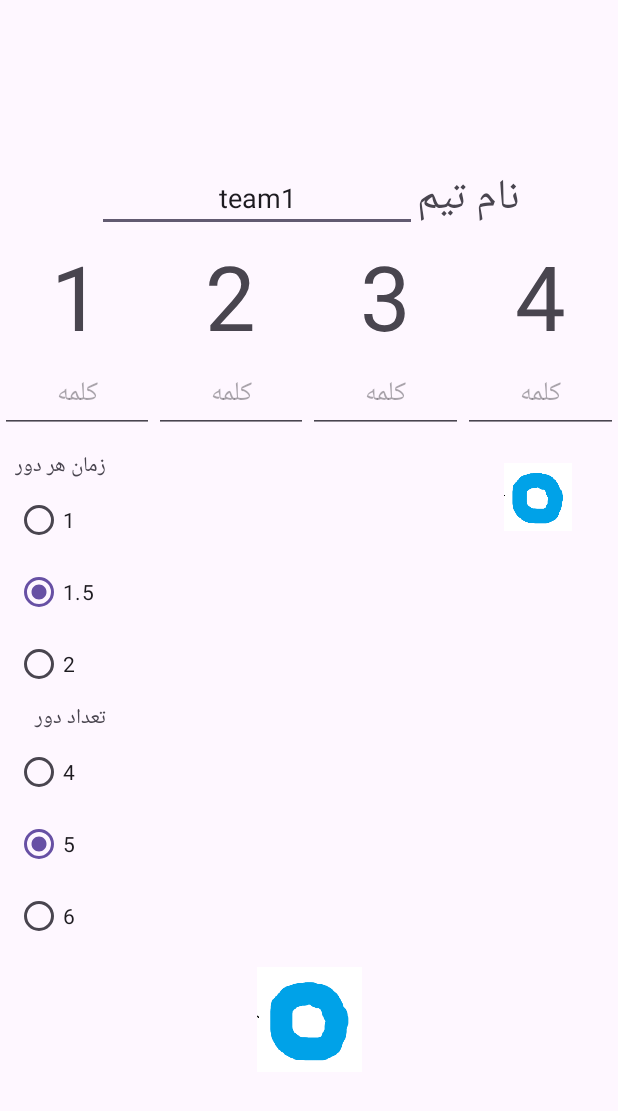
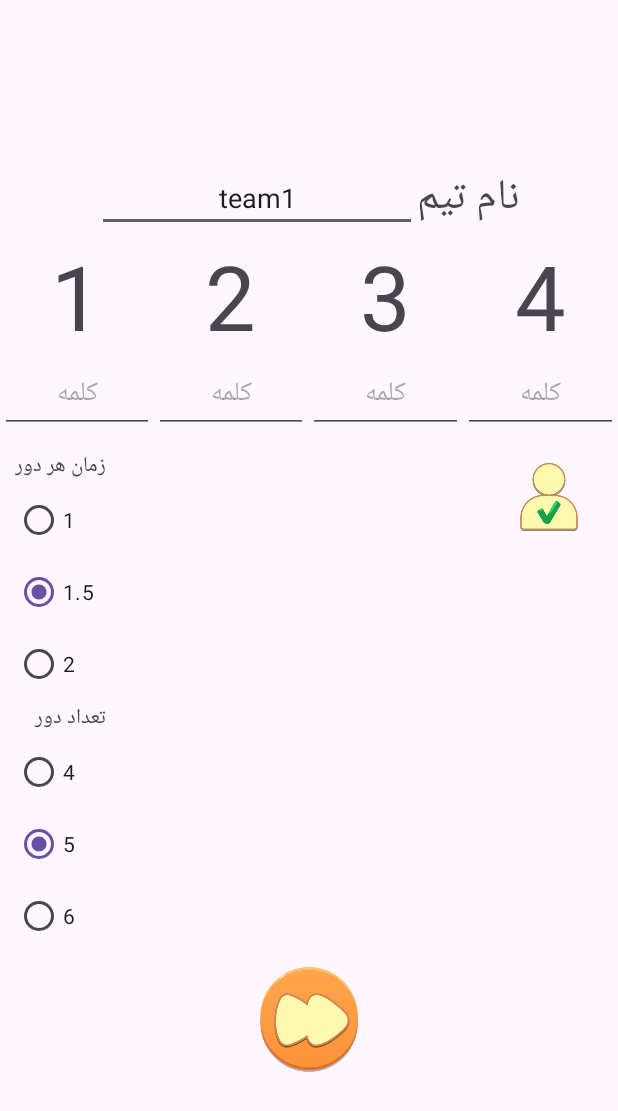
Before and after one commit to sharifwork/mini-games, an Android app: the PreGameActivity screen opened directly, with no data from a screen before it, after a tap on an icon or button, on a phone screen of 412 x 824 dp. Shown: the top 1111 px of the screen. Run offline under Robolectric (Android 15) with nearby library versions, the phone set to English and light mode, and no system bars.

Commit message:
new asset added to pregame

```diff
--- a/app/src/main/java/com/example/myapplication/utlls/AdderPlayer.java
+++ b/app/src/main/java/com/example/myapplication/utlls/AdderPlayer.java
@@ -55,19 +55,26 @@ public class AdderPlayer {
         this.playerName = playerName;
     }
 
-    public void add(){
+    public void addAction(){
         isAddState = false;
         imageView.setImageResource(ImagesResource.REMOVE.getImg());
          number.setVisibility(View.VISIBLE);
          playerName.setVisibility(View.VISIBLE);
     }
 
-    public void remove(){
+    public void removeAction(){
         isAddState = true;
         imageView.setImageResource(ImagesResource.ADD.getImg());
         number.setVisibility(View.INVISIBLE);
         playerName.setVisibility(View.INVISIBLE);
         playerName.setText("");
+    }
+
+    public static boolean checkPreviousTextFieldNoEmpty(int end){
+        for (int i = 0; i <= end; i++) {
+            if(adderPlayers.get(i).playerName.getText().toString().equals("")) return false;
+        }
+        return true;
     }
 
     public static AdderPlayer getAdderPlayerByImageView(View imageView){
--- a/app/src/main/java/com/example/myapplication/view/ImagesResource.java
+++ b/app/src/main/java/com/example/myapplication/view/ImagesResource.java
@@ -5,8 +5,9 @@ import androidx.annotation.DrawableRes;
 import com.example.myapplication.R;
 
 public enum ImagesResource {
-    REMOVE(R.drawable.x)
-    ,ADD(R.drawable.o);
+    REMOVE(R.drawable.remove)
+    ,ADD(R.drawable.add)
+    ,RUN(R.drawable.run);
 
 
     @DrawableRes private int img ;
--- a/app/src/main/java/com/example/myapplication/view/PreGameActivity.java
+++ b/app/src/main/java/com/example/myapplication/view/PreGameActivity.java
@@ -4,6 +4,7 @@ import android.content.Intent;
 import android.os.Bundle;
 import android.view.View;
 import android.widget.EditText;
+import android.widget.ImageView;
 import android.widget.Toast;
 
 import androidx.activity.EdgeToEdge;
@@ -111,6 +112,7 @@ public class PreGameActivity extends AppCompatActivity {
             controller.changeTurn();
             endIndexAddPlayers = 0;
             clearParameters();
+            ((ImageView)view).setImageResource(ImagesResource.RUN.getImg());
         }
         else{
             Intent intent = new Intent(PreGameActivity.this, GameActivity.class);
@@ -168,8 +170,12 @@ public class PreGameActivity extends AppCompatActivity {
         if(adderPlayer.equals(null)) return;
 
         if(adderPlayer.isAddState()){
+            if(!AdderPlayer.checkPreviousTextFieldNoEmpty(endIndexAddPlayers)){
+                Toast.makeText(this, "player name is empty", Toast.LENGTH_SHORT).show();
+                return;
+            }
             endIndexAddPlayers = addPlayersList.indexOf(adderPlayer);
-            adderPlayer.add();
+            adderPlayer.addAction();
             if(endIndexAddPlayers != addPlayersList.size()-1){
                 addPlayersList.get(endIndexAddPlayers +1).setAddState(true);
                 addPlayersList.get(endIndexAddPlayers +1).getImageView().setImageResource(ImagesResource.ADD.getImg());
@@ -183,7 +189,7 @@ public class PreGameActivity extends AppCompatActivity {
             for (int i = indexAdderPlayer+1 ; i < addPlayersList.size(); i++) {
                 (addPlayersList.get(i-1).getPlayerName()).setText((addPlayersList.get(i).getPlayerName()).getText());
             }
-            addPlayersList.get(endIndexAddPlayers).remove();
+            addPlayersList.get(endIndexAddPlayers).removeAction();
             if(endIndexAddPlayers<addPlayersList.size()-1){
                 addPlayersList.get(endIndexAddPlayers+1).getImageView().setVisibility(View.INVISIBLE);
             }
--- a/app/src/main/res/layout/activity_main.xml
+++ b/app/src/main/res/layout/activity_main.xml
@@ -5,28 +5,29 @@
     android:id="@+id/main"
     android:layout_width="match_parent"
     android:layout_height="match_parent"
-    android:background="#FFEB3B"
+    android:background="@drawable/wood_bg"
     tools:context=".view.MainActivity">
 
 
     <ImageView
         android:id="@+id/imageView"
-        android:layout_width="184dp"
-        android:layout_height="176dp"
+        android:layout_width="180dp"
+        android:layout_height="180dp"
         android:onClick="clickButtonStartGame"
         app:layout_constraintBottom_toBottomOf="parent"
         app:layout_constraintEnd_toEndOf="parent"
         app:layout_constraintStart_toStartOf="parent"
         app:layout_constraintTop_toTopOf="parent"
-        app:srcCompat="@drawable/o" />
+        app:srcCompat="@drawable/game" />
 
     <ImageView
         android:id="@+id/imageView9"
-        android:layout_width="178dp"
-        android:layout_height="180dp"
+        android:layout_width="150dp"
+        android:layout_height="150dp"
+        android:layout_margin="50sp"
         android:onClick="clickButtonHistoryGame"
         app:layout_constraintEnd_toEndOf="@+id/imageView"
         app:layout_constraintStart_toStartOf="@+id/imageView"
         app:layout_constraintTop_toBottomOf="@+id/imageView"
-        app:srcCompat="@drawable/x" />
+        app:srcCompat="@drawable/cup" />
 </androidx.constraintlayout.widget.ConstraintLayout>
--- a/app/src/main/res/layout/activity_pre_game.xml
+++ b/app/src/main/res/layout/activity_pre_game.xml
@@ -3,7 +3,7 @@
     xmlns:app="http://schemas.android.com/apk/res-auto"
     xmlns:tools="http://schemas.android.com/tools"
     android:id="@+id/pregame"
-    android:layout_width="match_parent"
+    android:layout_width="wrap_content"
     android:layout_height="match_parent"
     tools:context=".view.PreGameActivity">
 
@@ -273,28 +273,30 @@
 
                     <EditText
                         android:id="@+id/player1"
-                        android:layout_width="wrap_content"
-                        android:layout_height="wrap_content"
+                        android:layout_width="150sp"
+                        android:layout_height="45sp"
                         android:layout_weight="1"
+                        android:background="@drawable/field_text"
                         android:ems="10"
                         android:hint="player name"
-                        android:inputType="text" />
+                        android:textAlignment="center" />
 
                     <TextView
                         android:id="@+id/num1"
-                        android:layout_width="wrap_content"
-                        android:layout_height="wrap_content"
+                        android:layout_width="5sp"
+                        android:layout_height="match_parent"
                         android:layout_weight="1"
+                        android:gravity="center"
                         android:text="1"
                         android:textSize="28sp" />
 
                     <ImageView
                         android:id="@+id/addPlayer1"
-                        android:layout_width="70sp"
+                        android:layout_width="10sp"
                         android:layout_height="match_parent"
                         android:layout_weight="1"
                         android:onClick="clickAdderPlayer"
-                        app:srcCompat="@drawable/x"/>
+                        app:srcCompat="@drawable/remove" />
 
                 </LinearLayout>
 
@@ -305,30 +307,32 @@
 
                     <EditText
                         android:id="@+id/player2"
-                        android:layout_width="wrap_content"
-                        android:layout_height="wrap_content"
+                        android:layout_width="163dp"
+                        android:layout_height="50sp"
                         android:layout_weight="1"
+                        android:background="@drawable/field_text"
                         android:ems="10"
                         android:hint="player name"
-                        android:inputType="text"
+                        android:textAlignment="center"
                         android:visibility="invisible" />
 
                     <TextView
                         android:id="@+id/num2"
                         android:layout_width="wrap_content"
-                        android:layout_height="wrap_content"
+                        android:layout_height="match_parent"
                         android:layout_weight="1"
+                        android:gravity="center"
                         android:text="2"
                         android:textSize="28sp"
                         android:visibility="invisible" />
 
                     <ImageView
                         android:id="@+id/addPlayer2"
-                        android:layout_width="70sp"
+                        android:layout_width="20sp"
                         android:layout_height="match_parent"
                         android:layout_weight="1"
                         android:onClick="clickAdderPlayer"
-                        app:srcCompat="@drawable/o" />
+                        app:srcCompat="@drawable/add" />
 
                 </LinearLayout>
 
@@ -339,30 +343,33 @@
 
                     <EditText
                         android:id="@+id/player3"
-                        android:layout_width="wrap_content"
-                        android:layout_height="wrap_content"
+                        android:layout_width="435dp"
+                        android:layout_height="50sp"
                         android:layout_weight="1"
+                        android:background="@drawable/field_text"
                         android:ems="10"
                         android:hint="player name"
+                        android:textAlignment="center"
                         android:visibility="invisible" />
 
                     <TextView
                         android:id="@+id/num3"
-                        android:layout_width="wrap_content"
-                        android:layout_height="wrap_content"
+                        android:layout_width="match_parent"
+                        android:layout_height="match_parent"
                         android:layout_weight="1"
+                        android:gravity="center"
                         android:text="3"
                         android:textSize="28sp"
                         android:visibility="invisible" />
 
                     <ImageView
                         android:id="@+id/addPlayer3"
-                        android:layout_width="70sp"
+                        android:layout_width="match_parent"
                         android:layout_height="match_parent"
                         android:layout_weight="1"
                         android:onClick="clickAdderPlayer"
                         android:visibility="invisible"
-                        app:srcCompat="@drawable/o" />
+                        app:srcCompat="@drawable/add" />
 
                 </LinearLayout>
 
@@ -373,31 +380,33 @@
 
                     <EditText
                         android:id="@+id/player4"
-                        android:layout_width="wrap_content"
-                        android:layout_height="wrap_content"
+                        android:layout_width="215dp"
+                        android:layout_height="50sp"
                         android:layout_weight="1"
+                        android:background="@drawable/field_text"
                         android:ems="10"
                         android:hint="player name"
-                        android:inputType="text"
+                        android:textAlignment="center"
                         android:visibility="invisible" />
 
                     <TextView
                         android:id="@+id/num4"
-                        android:layout_width="wrap_content"
-                        android:layout_height="wrap_content"
+                        android:layout_width="75dp"
+                        android:layout_height="match_parent"
                         android:layout_weight="1"
+                        android:gravity="center"
                         android:text="4"
                         android:textSize="28sp"
                         android:visibility="invisible" />
 
                     <ImageView
                         android:id="@+id/addPlayer4"
-                        android:layout_width="70sp"
+                        android:layout_width="71dp"
                         android:layout_height="match_parent"
                         android:layout_weight="1"
                         android:onClick="clickAdderPlayer"
                         android:visibility="invisible"
-                        app:srcCompat="@drawable/o" />
+                        app:srcCompat="@drawable/add" />
 
                 </LinearLayout>
             </LinearLayout>
@@ -409,7 +418,7 @@
             android:layout_width="104dp"
             android:layout_height="70dp"
             android:onClick="clickSubmit"
-            app:srcCompat="@drawable/o" />
+            app:srcCompat="@drawable/next_turn" />
 
     </LinearLayout>
 </androidx.constraintlayout.widget.ConstraintLayout>
```
Also changed, not shown: app/src/main/res/drawable/add.png (added), app/src/main/res/drawable/blue_gradient_bg.jpg (added), app/src/main/res/drawable/cup.png (added), app/src/main/res/drawable/field_text.png (added), app/src/main/res/drawable/game.png (added), app/src/main/res/drawable/next_turn.png (added), app/src/main/res/drawable/remove.png (added), app/src/main/res/drawable/run.png (added), app/src/main/res/drawable/wood_bg.png (added), 1 other file.
